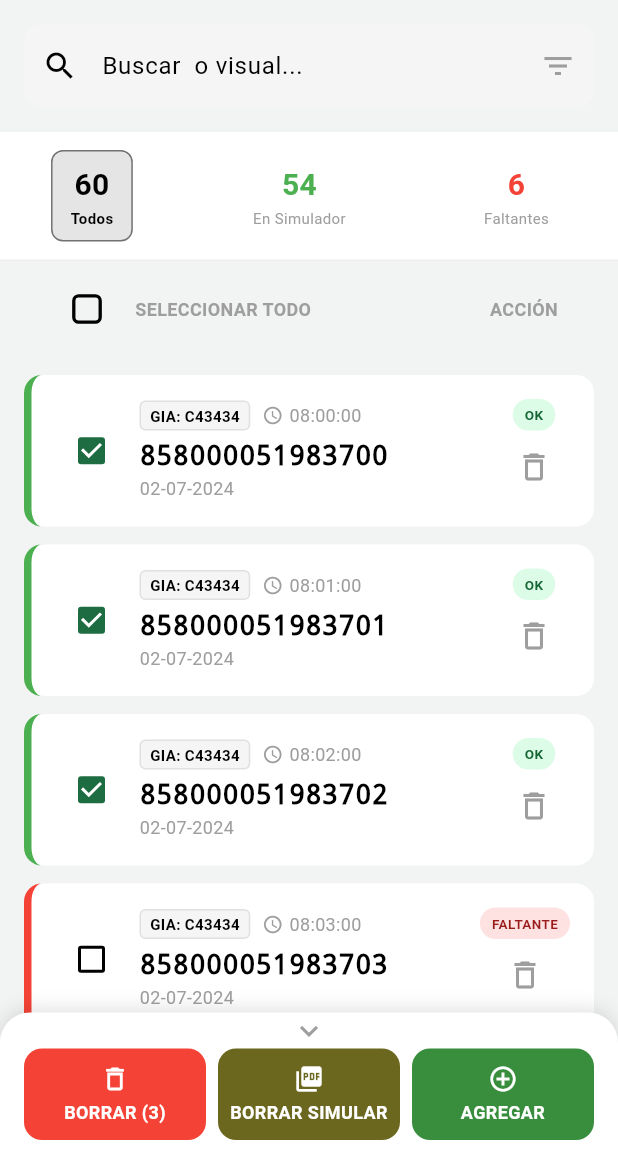
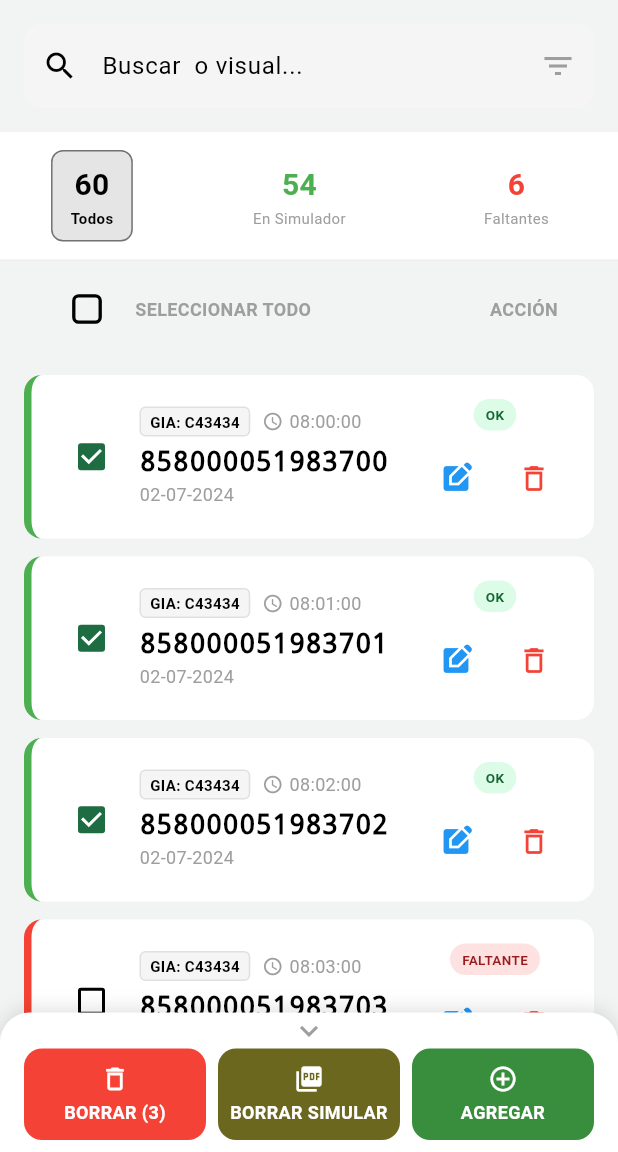
Before and after one commit to AryGimenez/FormatearCaravana, a Flutter app: the screen it shows after launch, on a phone screen of 412 x 824 dp, the part 84-1236 px from its top. Run offline on Flutter 3.47's test engine with Material 3 defaults, Android fonts, the light colour scheme and no system bars; our stand-ins replace csv, file_picker, share_plus; missing offline and left inert: syncfusion_flutter_pdf.

Commit message:
Cargue a el menu principal el boton de modificar

```diff
--- a/fonten_flutter/lib/models/caravana_models.dart
+++ b/fonten_flutter/lib/models/caravana_models.dart
@@ -48,7 +48,8 @@ class CaravanaModel {
     // Limpiamos la hora para que sea HHMMSS
     String horaLimpia = DateFormat('HHmmss').format(hf_lectura);
 
-    return "[|A00000000$caravana|$dia$mes$anio|$horaLimpia|$gia|]";
+    return "[|A0000000$caravana|$dia$mes$anio|$horaLimpia|$gia|]";
+
   }
 
   // Método para crear un objeto a partir de un JSON
--- a/fonten_flutter/lib/screens/carga_masiva/carga_masiva_handler.dart
+++ b/fonten_flutter/lib/screens/carga_masiva/carga_masiva_handler.dart
@@ -3,7 +3,6 @@
 import 'package:flutter/material.dart';
 import 'package:fonten_flutter/services/api_service.dart';
 import '../../models/caravana_models.dart';
-import '../edit_caravana/edit_caravana_screen.dart';
 import '../snig/snig_handler.dart'; // Importa el handler principal para pasarle los datos al final
 
 // <!> Documetar codigo  no tengo ni ida que es esto !!!!!!!!!!!!!!!!!!!!!
--- a/fonten_flutter/lib/screens/config_drawer/config_drawer_handler.dart
+++ b/fonten_flutter/lib/screens/config_drawer/config_drawer_handler.dart
@@ -219,4 +219,6 @@ class ConfigDrawerHandler extends ChangeNotifier {
     // IMPORTANTE: Notificar a la UI que los datos cambiaron
     notifyListeners();
   }
+
+
 }
--- a/fonten_flutter/lib/screens/snig/caravana_item.dart
+++ b/fonten_flutter/lib/screens/snig/caravana_item.dart
@@ -127,10 +127,33 @@ class CaravanaItem extends StatelessWidget { //<!> Restructar con el disenio de
               children: [ // Define los widgets que componen la columna
                 // Estado de la caravana segun simulador OK o Faltante -----
                 _buildStatusBadge(caravana.esOk), // Define el chip de estado
-                // Boton de eliminacion -----
-                IconButton( // Define el boton de eliminacion
-                  icon: const Icon(Icons.delete_outline, color: Colors.grey), // Define el icono de eliminacion
-                  onPressed: onDelete, // Define la accion al presionar el boton de eliminacion
+
+                const SizedBox(height: 8),
+
+                Row(
+
+                  mainAxisSize: MainAxisSize.min, // Que la fila ocupe solo lo necesario
+                  // Boton de eliminacion -----
+                  children: [
+                    // Boton de eliminacion -----
+                    IconButton(
+                      icon: const Icon(Icons.edit_square, color: Colors.blue, size: 22),
+                      onPressed: onModify,
+                      constraints: const BoxConstraints(), // Achica el área de padding por defecto
+                      padding: const EdgeInsets.all(4), // Padding más ajustado
+                    ),
+
+                    const SizedBox(width: 4), // Separación entre botones
+
+                    // Boton de Eliminacion -----
+                    IconButton(
+                      icon: const Icon(Icons.delete_outline, color: Colors.red, size: 22),
+                      onPressed: onDelete,
+                      constraints: const BoxConstraints(), // Achica el área de padding por defecto
+                      padding: const EdgeInsets.all(4), // Padding más ajustado
+                    ),
+
+                  ]
                 )
               ],
             )
```
Also changed, not shown: fonten_flutter/lib/screens/carga_masiva/carga_masiva_screen.dart (+0 -33 lines), fonten_flutter/lib/screens/snig/snig_handler.dart (+45 -0 lines).
